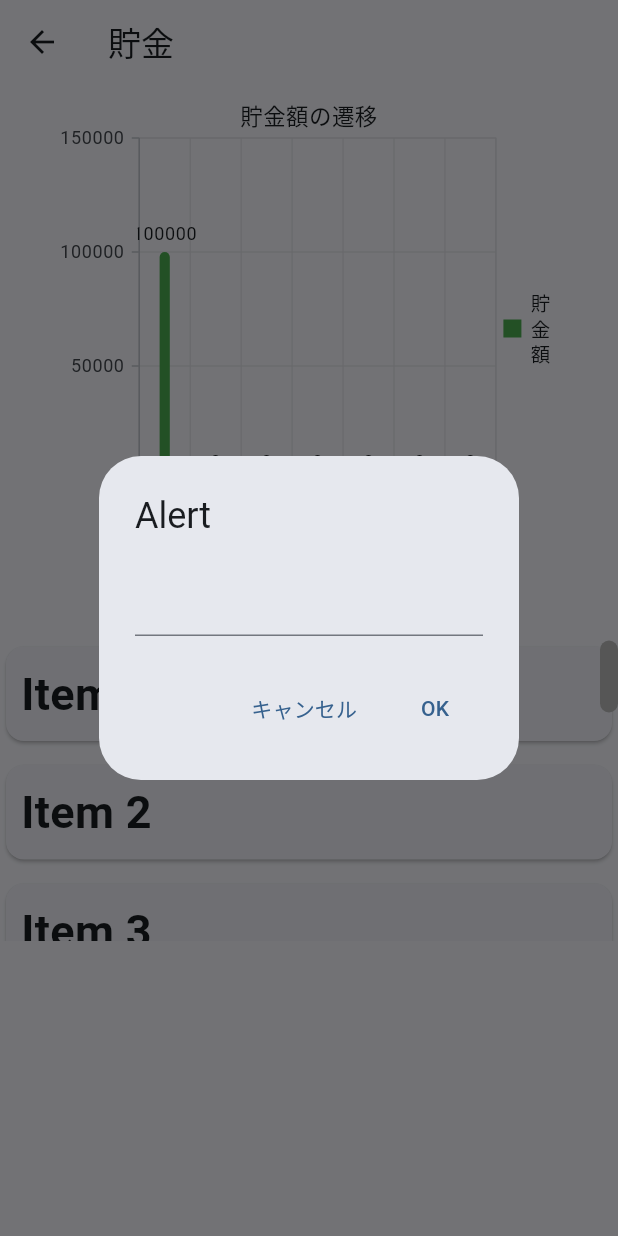
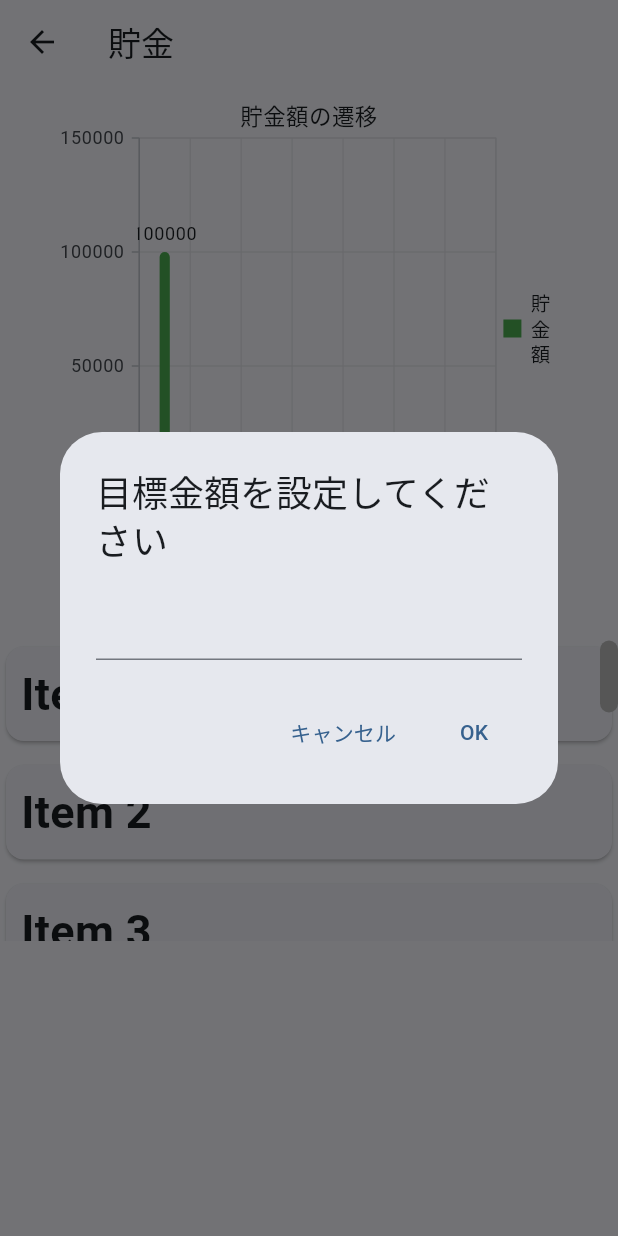
Before and after one commit to Shota-Abe/ChikokuGenkin, a Flutter app: the ChartPage screen opened directly, after a tap on an icon or button, on a phone screen of 412 x 824 dp. Run offline on Flutter 3.47's test engine with Material 2 defaults, Android fonts, the phone set to English and light mode, and no system bars; our stand-ins replace shared_preferences, sqflite, syncfusion_flutter_charts, wakelock; missing offline and left inert: alarm; accounts and stored records are empty.

Commit message:
目標金額の設定に関して、数字だけ入力できるようにした

```diff
--- a/lib/pages/chart_page.dart
+++ b/lib/pages/chart_page.dart
@@ -91,8 +91,12 @@ class ChartPageState extends State<ChartPage> {
                           showDialog(
                               context: context,
                               builder: (BuildContext context) => AlertDialog(
-                                    title: Text('Alert'),
+                                    title: Text('目標金額を設定してください'),
                                     content: TextField(
+                                      inputFormatters: [
+                                        LengthLimitingTextInputFormatter(10),
+                                        FilteringTextInputFormatter.digitsOnly,
+                                      ],
                                       onChanged: (value) {
                                         setState(() {
                                           _editText = value;
```
